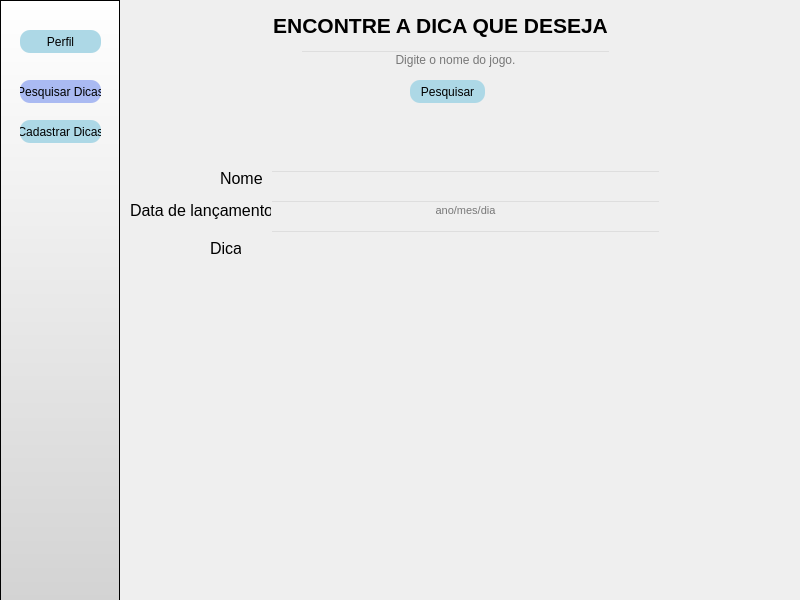
This is telas/pesquisa_dica.ui in JorgeLuis8/Trabalho-POO-II as Qt 5 draws it before an edit. The edited form follows.
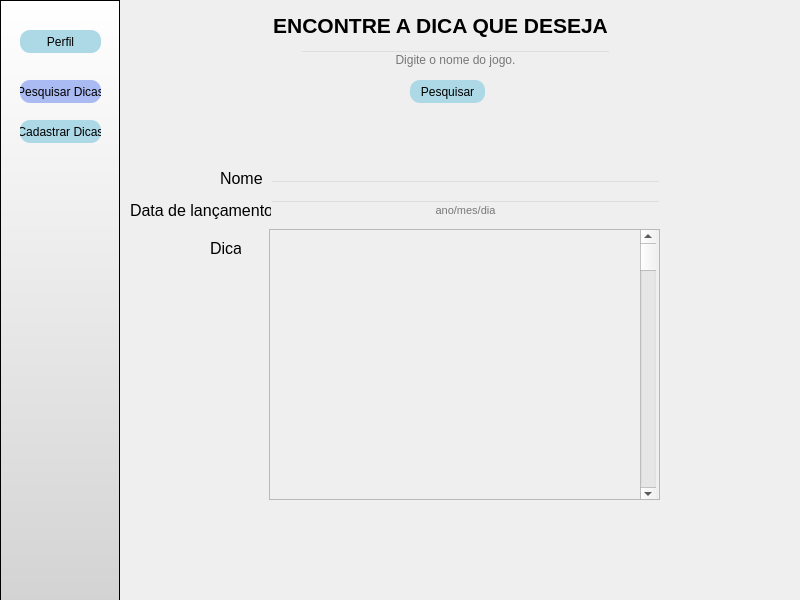
This is the edited form.

Diff of the .ui file:
```diff
--- a/telas/pesquisa_dica.ui
+++ b/telas/pesquisa_dica.ui
@@ -217,7 +217,7 @@
     <property name="geometry">
      <rect>
       <x>270</x>
-      <y>170</y>
+      <y>180</y>
       <width>391</width>
       <height>20</height>
      </rect>
@@ -358,6 +358,42 @@
      <string>Data de lançamento</string>
     </property>
    </widget>
+   <widget class="QScrollArea" name="scrollArea">
+    <property name="geometry">
+     <rect>
+      <x>269</x>
+      <y>229</y>
+      <width>391</width>
+      <height>271</height>
+     </rect>
+    </property>
+    <property name="widgetResizable">
+     <bool>true</bool>
+    </property>
+    <widget class="QWidget" name="scrollAreaWidgetContents">
+     <property name="geometry">
+      <rect>
+       <x>0</x>
+       <y>0</y>
+       <width>389</width>
+       <height>269</height>
+      </rect>
+     </property>
+     <widget class="QScrollBar" name="verticalScrollBar">
+      <property name="geometry">
+       <rect>
+        <x>370</x>
+        <y>0</y>
+        <width>16</width>
+        <height>271</height>
+       </rect>
+      </property>
+      <property name="orientation">
+       <enum>Qt::Vertical</enum>
+      </property>
+     </widget>
+    </widget>
+   </widget>
   </widget>
  </widget>
  <resources/>
```
